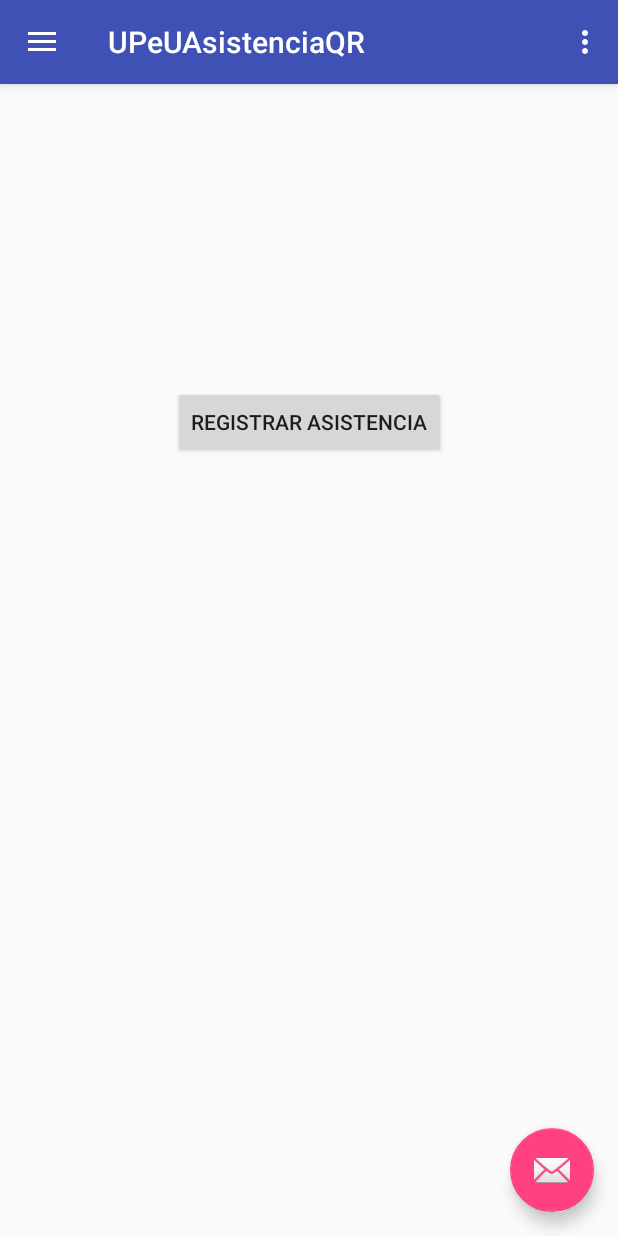
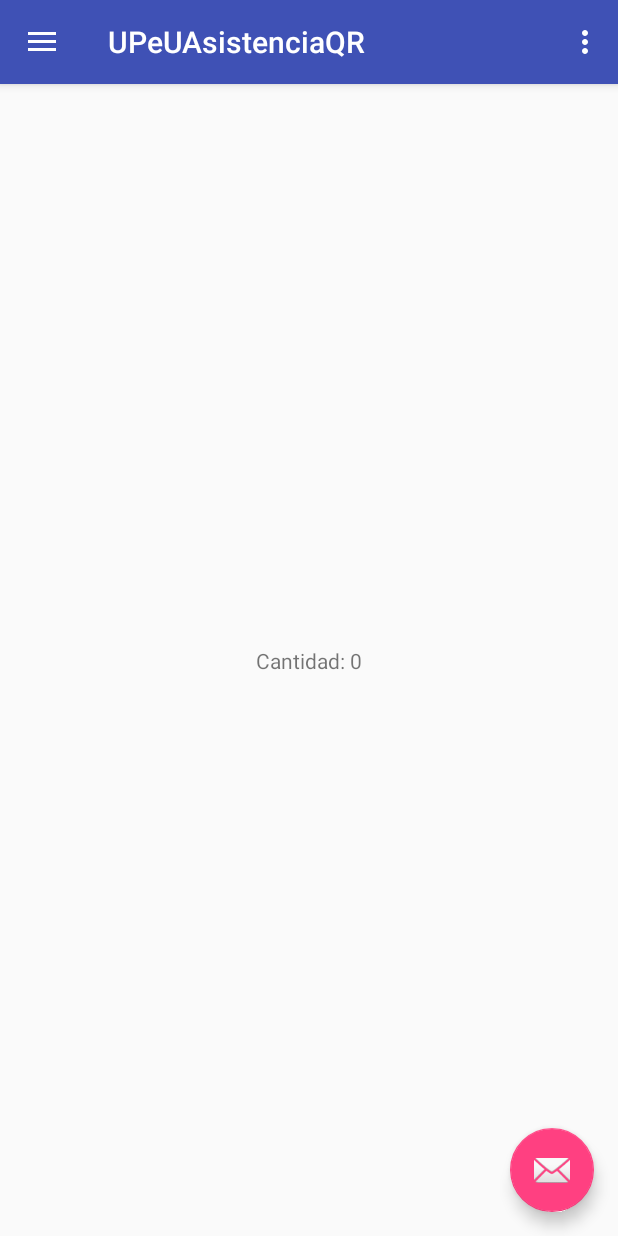
Before and after one commit to davidmp/MovilesUPeUII, an Android app: the HomeActivity screen opened directly, with no data from a screen before it, in the side drawer, after a tap on "Slideshow", on a phone screen of 412 x 824 dp. Run offline under Robolectric (Android 15) with nearby library versions, the phone set to English and light mode, and no system bars.

Commit message:
Registro QR en DB

```diff
--- a/UPeUAsistenciaQR/app/src/main/java/pe/edu/upeu/dao/AsistenciaDAO.java
+++ b/UPeUAsistenciaQR/app/src/main/java/pe/edu/upeu/dao/AsistenciaDAO.java
@@ -4,8 +4,12 @@ import android.content.Context;
 import android.database.Cursor;
 import android.database.sqlite.SQLiteDatabase;
 
+import java.util.ArrayList;
+import java.util.List;
+
 import pe.edu.upeu.dbcon.DBCon;
 import pe.edu.upeu.modelo.AsistenciaTO;
+
 
 public class AsistenciaDAO extends DBCon {
     DBCon con;
@@ -19,6 +23,21 @@ public class AsistenciaDAO extends DBCon {
         this.context=context;
     }
 
+    public List listarAsistencia(){
+        con=new DBCon(context);
+        db=con.getReadableDatabase();
+        sql="select * from asistencia";
+        cur=db.rawQuery(sql,null);
+        ArrayList<AsistenciaTO> lista=new ArrayList<>();
+        AsistenciaTO to;
+        while (cur.moveToNext()){
+            to=new AsistenciaTO();
+            to.setNombres(cur.getString(5));
+            lista.add(to);
+        }
+        return lista;
+    }
+
     public void registrarAsistencia(AsistenciaTO to){
         con=new DBCon(context);
         db=con.getWritableDatabase();
--- a/UPeUAsistenciaQR/app/src/main/java/pe/edu/upeu/upeuasistenciaqr/HomeActivity.java
+++ b/UPeUAsistenciaQR/app/src/main/java/pe/edu/upeu/upeuasistenciaqr/HomeActivity.java
@@ -101,7 +101,7 @@ public class HomeActivity extends AppCompatActivity
         } else if (id == R.id.nav_gallery) {
             fragmentManager.beginTransaction().replace(R.id.contenido, new RegAsistenciaFragment()).commit();
         } else if (id == R.id.nav_slideshow) {
-
+            fragmentManager.beginTransaction().replace(R.id.contenido, new ReportAsistenciaFragment()).commit();
         } else if (id == R.id.nav_manage) {
 
         } else if (id == R.id.nav_share) {
--- /dev/null
+++ b/UPeUAsistenciaQR/app/src/main/java/pe/edu/upeu/upeuasistenciaqr/ReportAsistenciaFragment.java
@@ -0,0 +1,42 @@
+package pe.edu.upeu.upeuasistenciaqr;
+
+import android.content.Context;
+import android.content.Intent;
+import android.os.Bundle;
+import android.support.v4.app.Fragment;
+import android.support.v7.widget.RecyclerView;
+import android.view.LayoutInflater;
+import android.view.View;
+import android.view.ViewGroup;
+import android.widget.Button;
+import android.widget.TextView;
+
+import java.util.List;
+
+import pe.edu.upeu.dao.AsistenciaDAO;
+import pe.edu.upeu.dao.PersonaDAO;
+import pe.edu.upeu.modelo.AsistenciaTO;
+import pe.edu.upeu.util.PersonaAdapter;
+
+
+public class ReportAsistenciaFragment extends Fragment {
+
+    AsistenciaDAO dao;
+    private RecyclerView recyclerView;
+    private RecyclerView.Adapter<PersonaAdapter.PersonaViewHolder> adapter;
+    private RecyclerView.LayoutManager layoutManager;
+
+    TextView txtReporte;
+
+    @Override
+    public View onCreateView(final LayoutInflater inflater, ViewGroup container,
+                             Bundle savedInstanceState) {
+        // Inflate the layout for this fragment
+        View myFragmenView=inflater.inflate(R.layout.fragment_reportasistencia, container, false);
+        txtReporte=myFragmenView.findViewById(R.id.textView4);
+        dao=new AsistenciaDAO(container.getContext());
+        List<AsistenciaTO> lista=dao.listarAsistencia();
+        txtReporte.setText("Cantidad: "+lista.size());
+        return myFragmenView;
+    }
+}
--- /dev/null
+++ b/UPeUAsistenciaQR/app/src/main/res/layout/fragment_reportasistencia.xml
@@ -0,0 +1,23 @@
+<?xml version="1.0" encoding="utf-8"?>
+<android.support.constraint.ConstraintLayout xmlns:android="http://schemas.android.com/apk/res/android"
+    xmlns:app="http://schemas.android.com/apk/res-auto"
+    xmlns:tools="http://schemas.android.com/tools"
+    android:layout_width="match_parent"
+    android:layout_height="match_parent"
+    tools:context=".RegAsistenciaFragment">
+
+
+    <TextView
+        android:id="@+id/textView4"
+        android:layout_width="wrap_content"
+        android:layout_height="wrap_content"
+        android:layout_marginBottom="8dp"
+        android:layout_marginEnd="8dp"
+        android:layout_marginStart="8dp"
+        android:layout_marginTop="8dp"
+        android:text="TextView"
+        app:layout_constraintBottom_toBottomOf="parent"
+        app:layout_constraintEnd_toEndOf="parent"
+        app:layout_constraintStart_toStartOf="parent"
+        app:layout_constraintTop_toTopOf="parent" />
+</android.support.constraint.ConstraintLayout>
```
Also changed, not shown: 1 other file.
